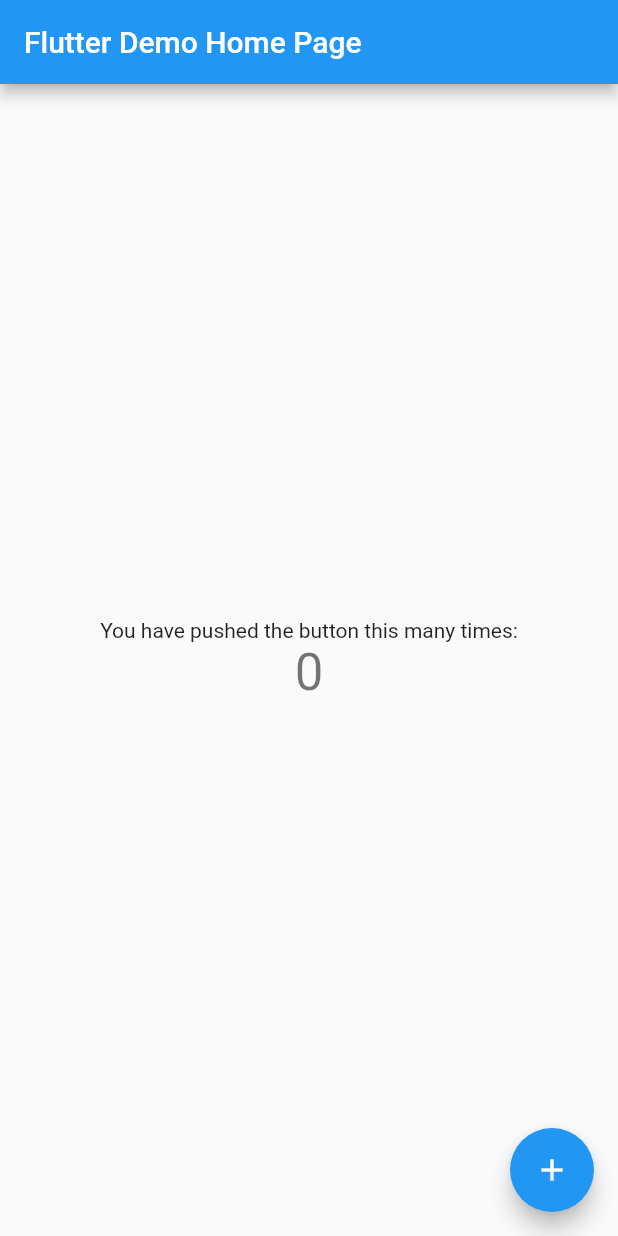
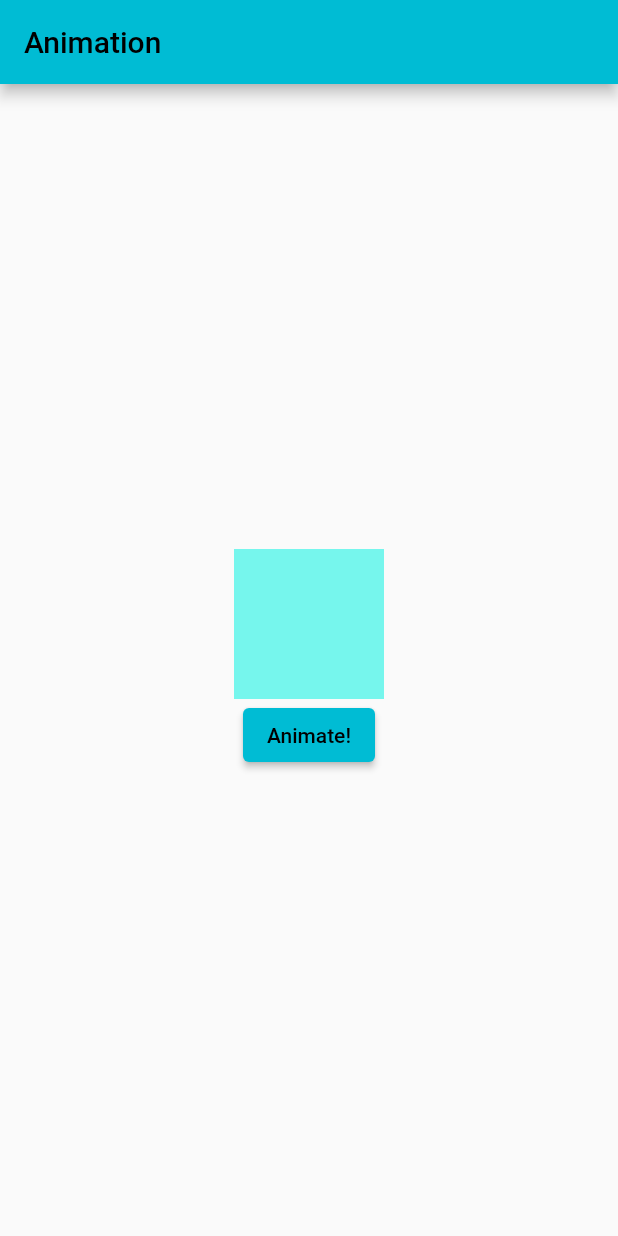
Before and after one commit to laodeshaldanfalih/flutter_animated_page, a Flutter app: the screen it shows after launch, on a phone screen of 412 x 824 dp. Run offline on Flutter 3.47's test engine with Material 2 defaults, Android fonts, the light colour scheme and no system bars.

Commit message:
adding container rotation animation

```diff
--- a/lib/main.dart
+++ b/lib/main.dart
@@ -1,4 +1,5 @@
 import 'package:flutter/material.dart';
+import 'screens/screens.dart';
 
 void main() {
   runApp(const MyApp());
@@ -22,94 +23,9 @@
         // or simply save your changes to "hot reload" in a Flutter IDE).
         // Notice that the counter didn't reset back to zero; the application
         // is not restarted.
-        primarySwatch: Colors.blue,
+        primarySwatch: Colors.cyan,
       ),
-      home: const MyHomePage(title: 'Flutter Demo Home Page'),
+      home: AnimationPage(),
     );
   }
 }
-
-class MyHomePage extends StatefulWidget {
-  const MyHomePage({Key? key, required this.title}) : super(key: key);
-
-  // This widget is the home page of your application. It is stateful, meaning
-  // that it has a State object (defined below) that contains fields that affect
-  // how it looks.
-
-  // This class is the configuration for the state. It holds the values (in this
-  // case the title) provided by the parent (in this case the App widget) and
-  // used by the build method of the State. Fields in a Widget subclass are
-  // always marked "final".
-
-  final String title;
-
-  @override
-  State<MyHomePage> createState() => _MyHomePageState();
-}
-
-class _MyHomePageState extends State<MyHomePage> {
-  int _counter = 0;
-
-  void _incrementCounter() {
-    setState(() {
-      // This call to setState tells the Flutter framework that something has
-      // changed in this State, which causes it to rerun the build method below
-      // so that the display can reflect the updated values. If we changed
-      // _counter without calling setState(), then the build method would not be
-      // called again, and so nothing would appear to happen.
-      _counter++;
-    });
-  }
-
-  @override
-  Widget build(BuildContext context) {
-    // This method is rerun every time setState is called, for instance as done
-    // by the _incrementCounter method above.
-    //
-    // The Flutter framework has been optimized to make rerunning build methods
-    // fast, so that you can just rebuild anything that needs updating rather
-    // than having to individually change instances of widgets.
-    return Scaffold(
-      appBar: AppBar(
-        // Here we take the value from the MyHomePage object that was created by
-        // the App.build method, and use it to set our appbar title.
-        title: Text(widget.title),
-      ),
-      body: Center(
-        // Center is a layout widget. It takes a single child and positions it
-        // in the middle of the parent.
-        child: Column(
-          // Column is also a layout widget. It takes a list of children and
-          // arranges them vertically. By default, it sizes itself to fit its
-          // children horizontally, and tries to be as tall as its parent.
-          //
-          // Invoke "debug painting" (press "p" in the console, choose the
-          // "Toggle Debug Paint" action from the Flutter Inspector in Android
-          // Studio, or the "Toggle Debug Paint" command in Visual Studio Code)
-          // to see the wireframe for each widget.
-          //
-          // Column has various properties to control how it sizes itself and
-          // how it positions its children. Here we use mainAxisAlignment to
-          // center the children vertically; the main axis here is the vertical
-          // axis because Columns are vertical (the cross axis would be
-          // horizontal).
-          mainAxisAlignment: MainAxisAlignment.center,
-          children: <Widget>[
-            const Text(
-              'You have pushed the button this many times:',
-            ),
-            Text(
-              '$_counter',
-              style: Theme.of(context).textTheme.headline4,
-            ),
-          ],
-        ),
-      ),
-      floatingActionButton: FloatingActionButton(
-        onPressed: _incrementCounter,
-        tooltip: 'Increment',
-        child: const Icon(Icons.add),
-      ), // This trailing comma makes auto-formatting nicer for build methods.
-    );
-  }
-}
--- /dev/null
+++ b/lib/screens/animation_page.dart
@@ -0,0 +1,68 @@
+import 'dart:math';
+import 'package:flutter/material.dart';
+
+class AnimationPage extends StatefulWidget {
+  const AnimationPage({Key? key}) : super(key: key);
+
+  @override
+  State<AnimationPage> createState() => _AnimationPageState();
+}
+
+class _AnimationPageState extends State<AnimationPage> {
+  double _size = 100.0;
+  bool animation = false;
+  final Tween<double> _animationTween1 = Tween(begin: 0, end: pi * 2);
+  final Tween<double> _animationTween2 = Tween(begin: 0, end: -(pi * 2));
+
+  Widget build(BuildContext context) {
+    return Scaffold(
+      appBar: AppBar(
+        title: Text('Animation'),
+      ),
+      body: Center(
+        child: Column(
+          mainAxisAlignment: MainAxisAlignment.center,
+          children: [
+            animation
+                ? TweenAnimationBuilder<double>(
+                    tween: _animationTween1,
+                    duration: Duration(seconds: 3),
+                    builder: (context, double value, child) {
+                      return Transform.rotate(
+                        angle: value,
+                        child: Container(
+                          color: Colors.blue,
+                          height: _size,
+                          width: _size,
+                        ),
+                      );
+                    },
+                  )
+                : TweenAnimationBuilder<double>(
+                    tween: _animationTween2,
+                    duration: Duration(seconds: 3),
+                    builder: (context, double value, child) {
+                      return Transform.rotate(
+                        angle: value,
+                        child: Container(
+                          color: Color.fromARGB(155, 33, 243, 229),
+                          height: _size,
+                          width: _size,
+                        ),
+                      );
+                    },
+                  ),
+            ElevatedButton(
+              onPressed: () {
+                setState(() {
+                  animation = !animation;
+                });
+              },
+              child: const Text('Animate!'),
+            )
+          ],
+        ),
+      ),
+    );
+  }
+}
--- /dev/null
+++ b/lib/screens/screens.dart
@@ -0,0 +1 @@
+export 'animation_page.dart';
```
